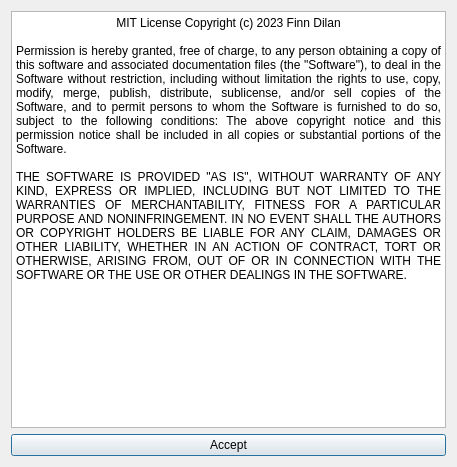
Above: aboutdialog.ui from Filan-glitch/MinesweeperPlusPlus before the change. Below: the same form after it.
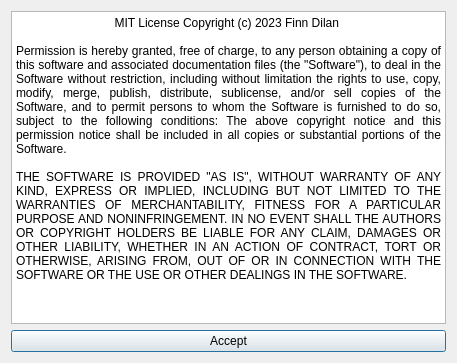
That is the form after the change. Icons and pictures are not drawn.

Patch:
```diff
--- a/aboutdialog.ui
+++ b/aboutdialog.ui
@@ -7,7 +7,7 @@
     <x>0</x>
     <y>0</y>
     <width>457</width>
-    <height>467</height>
+    <height>363</height>
    </rect>
   </property>
   <property name="windowTitle">
@@ -31,8 +31,8 @@
 li.unchecked::marker { content: &quot;\2610&quot;; }
 li.checked::marker { content: &quot;\2612&quot;; }
 &lt;/style&gt;&lt;/head&gt;&lt;body style=&quot; font-family:'Segoe UI'; font-size:9pt; font-weight:400; font-style:normal;&quot;&gt;
-&lt;p align=&quot;center&quot; style=&quot; margin-top:0px; margin-bottom:0px; margin-left:0px; margin-right:0px; -qt-block-indent:0; text-indent:0px;&quot;&gt;MIT License Copyright (c) 2023 Finn Dilan&lt;/p&gt;
-&lt;p align=&quot;justify&quot; style=&quot;-qt-paragraph-type:empty; margin-top:0px; margin-bottom:0px; margin-left:0px; margin-right:0px; -qt-block-indent:0; text-indent:0px;&quot;&gt;&lt;br /&gt;&lt;/p&gt;
+&lt;p align=&quot;center&quot; style=&quot; margin-top:0px; margin-bottom:0px; margin-left:0px; margin-right:0px; -qt-block-indent:0; text-indent:0px;&quot;&gt;MIT License Copyright (c) 2023 Finn Dilan &lt;/p&gt;
+&lt;p style=&quot;-qt-paragraph-type:empty; margin-top:0px; margin-bottom:0px; margin-left:0px; margin-right:0px; -qt-block-indent:0; text-indent:0px;&quot;&gt;&lt;br /&gt;&lt;/p&gt;
 &lt;p align=&quot;justify&quot; style=&quot; margin-top:0px; margin-bottom:0px; margin-left:0px; margin-right:0px; -qt-block-indent:0; text-indent:0px;&quot;&gt;Permission is hereby granted, free of charge, to any person obtaining a copy of this software and associated documentation files (the &amp;quot;Software&amp;quot;), to deal in the Software without restriction, including without limitation the rights to use, copy, modify, merge, publish, distribute, sublicense, and/or sell copies of the Software, and to permit persons to whom the Software is furnished to do so, subject to the following conditions: The above copyright notice and this permission notice shall be included in all copies or substantial portions of the Software. &lt;/p&gt;
 &lt;p align=&quot;justify&quot; style=&quot;-qt-paragraph-type:empty; margin-top:0px; margin-bottom:0px; margin-left:0px; margin-right:0px; -qt-block-indent:0; text-indent:0px;&quot;&gt;&lt;br /&gt;&lt;/p&gt;
 &lt;p align=&quot;justify&quot; style=&quot; margin-top:0px; margin-bottom:0px; margin-left:0px; margin-right:0px; -qt-block-indent:0; text-indent:0px;&quot;&gt;THE SOFTWARE IS PROVIDED &amp;quot;AS IS&amp;quot;, WITHOUT WARRANTY OF ANY KIND, EXPRESS OR IMPLIED, INCLUDING BUT NOT LIMITED TO THE WARRANTIES OF MERCHANTABILITY, FITNESS FOR A PARTICULAR PURPOSE AND NONINFRINGEMENT. IN NO EVENT SHALL THE AUTHORS OR COPYRIGHT HOLDERS BE LIABLE FOR ANY CLAIM, DAMAGES OR OTHER LIABILITY, WHETHER IN AN ACTION OF CONTRACT, TORT OR OTHERWISE, ARISING FROM, OUT OF OR IN CONNECTION WITH THE SOFTWARE OR THE USE OR OTHER DEALINGS IN THE SOFTWARE.&lt;/p&gt;&lt;/body&gt;&lt;/html&gt;</string>
```
Left out of the diff: 2 changed lines with no effect on the pictures.
